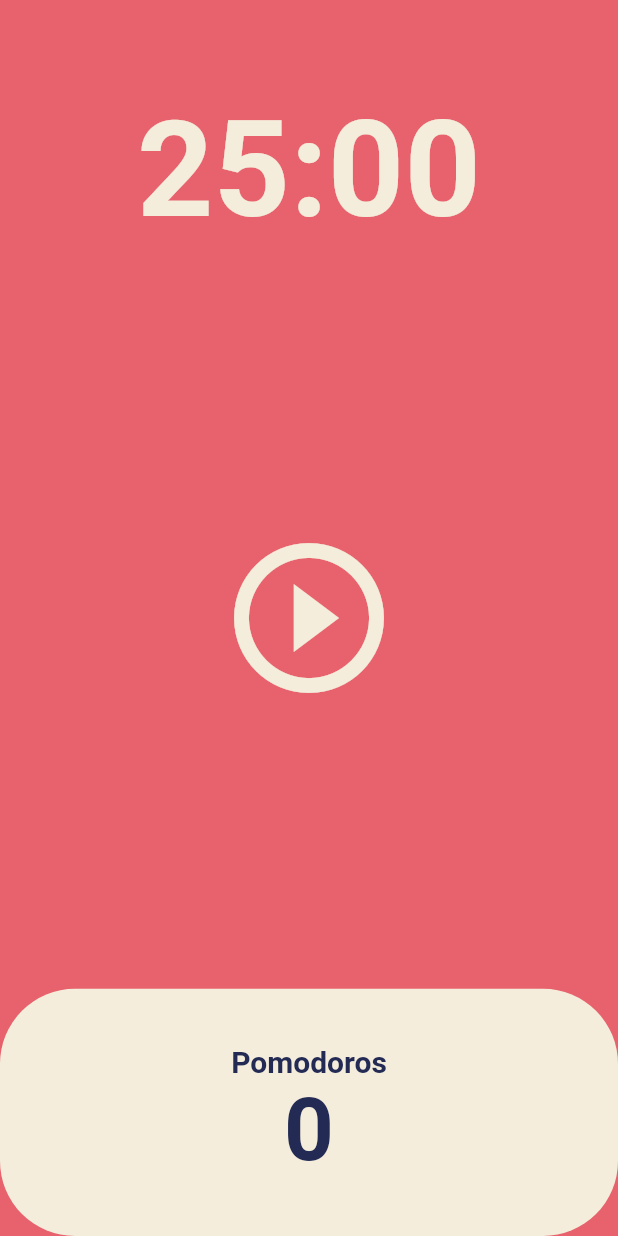
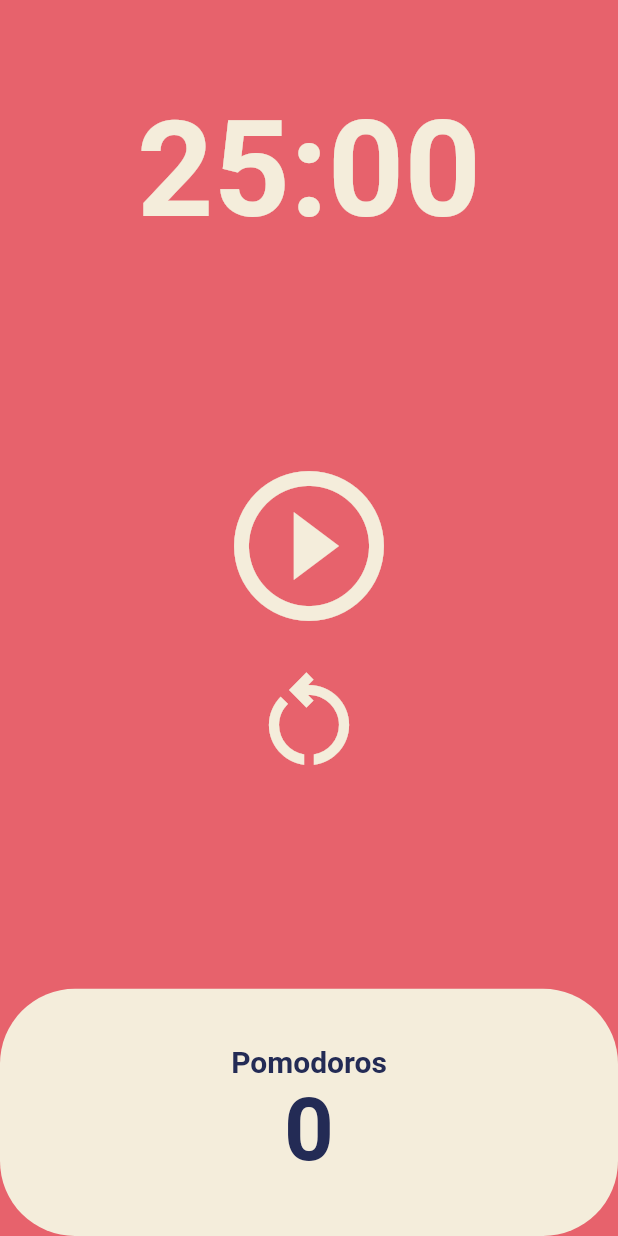
Before and after one commit to PearlKang/Nomadcoders, a Flutter app: the screen it shows after launch, on a phone screen of 412 x 824 dp. Run offline on Flutter 3.47's test engine with Material 2 defaults, Android fonts, the light colour scheme and no system bars.

Commit message:
2023.02.26

```diff
--- a/Program/Flutter/toonflix/lib/screens/home_screen.dart
+++ b/Program/Flutter/toonflix/lib/screens/home_screen.dart
@@ -53,11 +53,16 @@
     var duration = Duration(
       seconds: seconds,
     );
-    print(duration.toString());
-    print(duration.toString().split("."));
-    print(duration.toString().split(".").first);
-    print(duration.toString().split(".").first.substring(2, 7));
     return duration.toString().split(".").first.substring(2, 7);
+  }
+
+  void onResetPressed() {
+    setState(() {
+      totalSeconds = twentyFiveMinutes;
+      totalPomodoros = 0;
+      isRunning = false;
+    });
+    timer.cancel();
   }
 
   @override
@@ -81,8 +86,10 @@
           ),
           Flexible(
             flex: 3,
-            child: Center(
-              child: IconButton(
+            child: Column(
+              mainAxisAlignment: MainAxisAlignment.center,
+              children: [
+                IconButton(
                   iconSize: 120,
                   color: Theme.of(context).cardColor,
                   onPressed: isRunning ? onPausePressed : onStartPressed,
@@ -90,6 +97,13 @@
                       ? Icons.pause_circle_outline
                       : Icons.play_circle_outline),
                 ),
+                IconButton(
+                  iconSize: 80,
+                  color: Theme.of(context).cardColor,
+                  onPressed: onResetPressed,
+                  icon: const Icon(Icons.restart_alt_outlined),
+                ),
+              ],
             ),
           ),
           Flexible(
```
Lines whose indentation alone changed are shown as unchanged.
